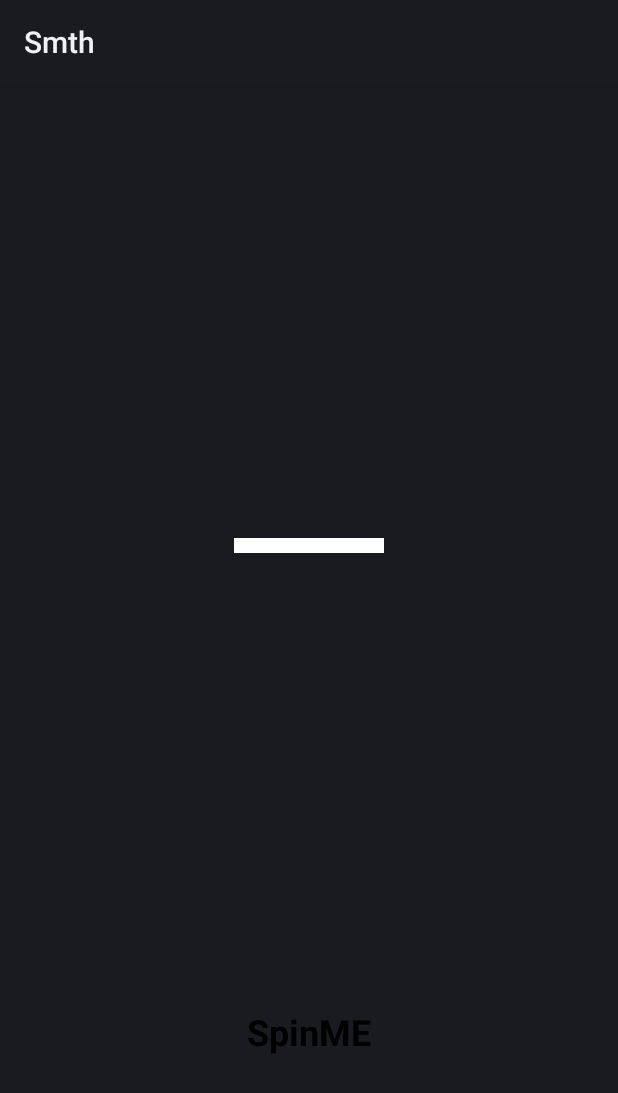
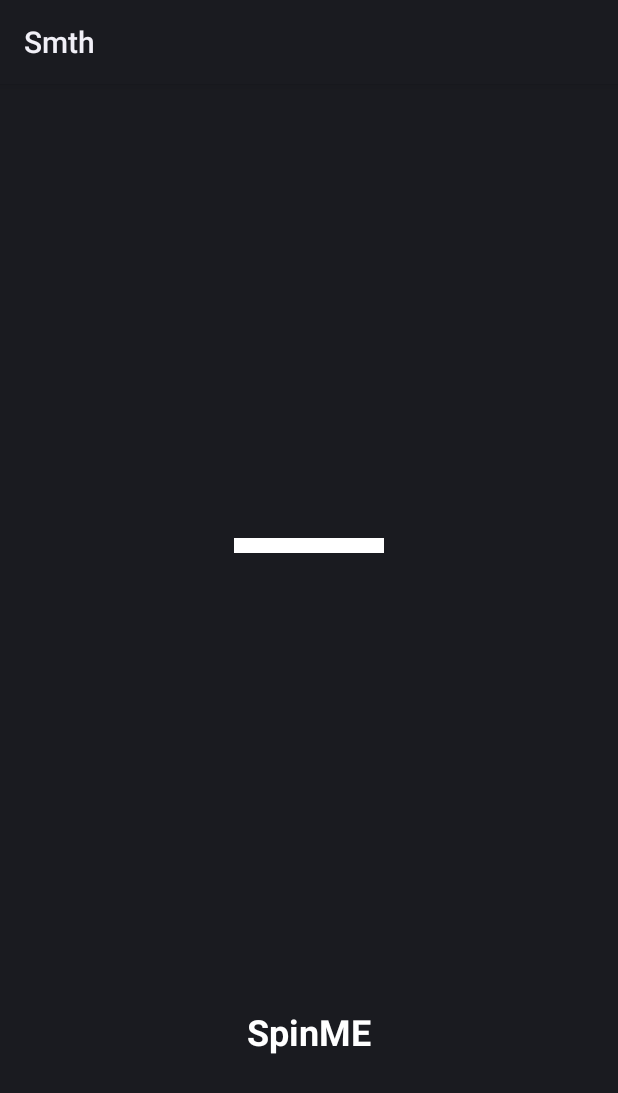
Before and after one commit to HerpDerper/GyroscopeWorkAndroid, an Android app: the screen it shows after launch (MainActivity), on a phone screen of 412 x 824 dp. Shown: the top 1093 px of the screen. Run offline under Robolectric (Android 15) with nearby library versions, the phone set to English and light mode, and no system bars; plain views replace BoxInsetLayout.

Commit message:
switch color

```diff
--- a/app/src/main/res/layout/activity_main.xml
+++ b/app/src/main/res/layout/activity_main.xml
@@ -18,7 +18,7 @@
             android:layout_width="wrap_content"
             android:layout_height="wrap_content"
             android:text="SpinME"
-            android:textColor="@android:color/background_dark"
+            android:textColor="@android:color/white"
             android:textSize="24sp"
             android:textStyle="bold"
             app:layout_constraintBottom_toBottomOf="parent"
```
